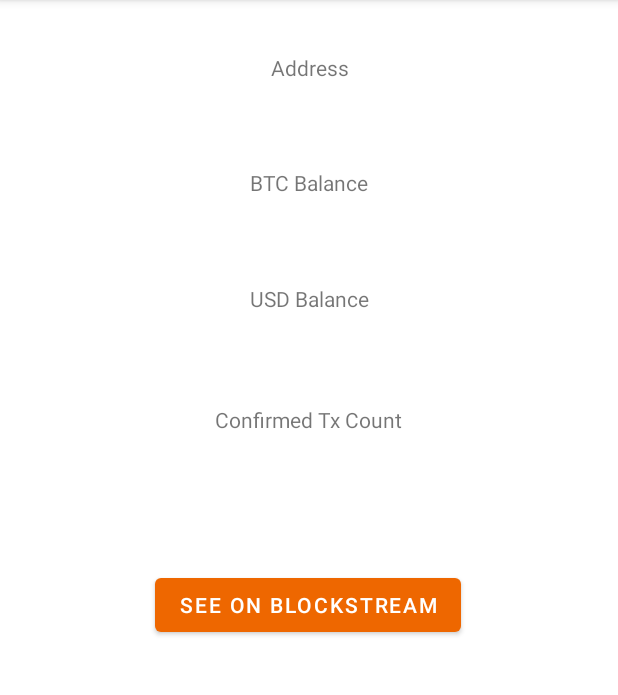
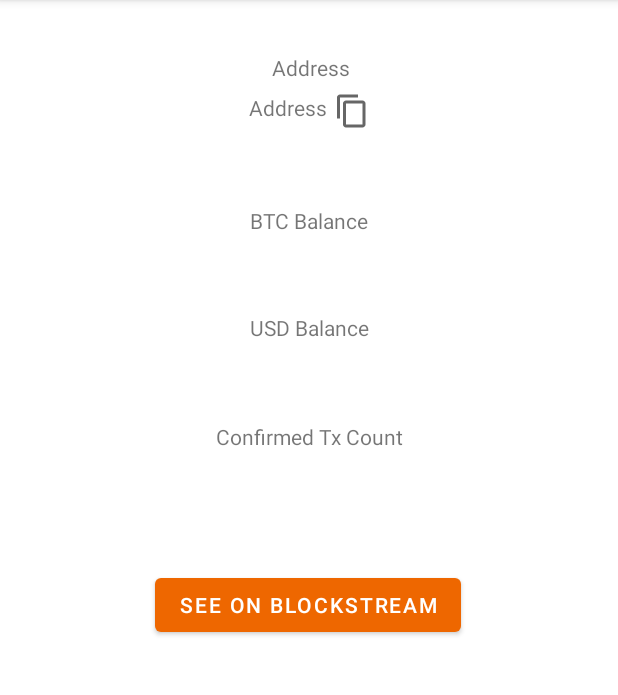
Before and after one commit to angelolamonaca/android_lollipop-BitcoinWalletTracker, an Android app: the WalletDetailsActivity screen opened directly, with no data from a screen before it, on a phone screen of 412 x 824 dp, the part 84-779 px from its top. Run offline under Robolectric (Android 15) with nearby library versions, the phone set to English and light mode, and no system bars; network calls fail; 5 statements that could not run were skipped.

Commit message:
Set common intents in wallet details activity

```diff
--- a/app/build.gradle
+++ b/app/build.gradle
@@ -29,8 +29,11 @@ android {
 
 dependencies {
     implementation 'com.android.volley:volley:1.2.1'
-    implementation 'com.google.code.gson:gson:2.8.6'
+    implementation 'com.google.code.gson:gson:2.8.9'
     implementation 'androidx.appcompat:appcompat:1.4.1'
+
+    // https://mvnrepository.com/artifact/com.google.code.gson/gson
+    implementation group: 'com.google.code.gson', name: 'gson', version: '2.8.9'
 
     implementation "androidx.swiperefreshlayout:swiperefreshlayout:1.1.0"
     implementation 'com.google.android.material:material:1.5.0'
--- a/app/src/main/java/com/angelolamonaca/myfirstapplication/Activities/MainActivity.java
+++ b/app/src/main/java/com/angelolamonaca/myfirstapplication/Activities/MainActivity.java
@@ -117,6 +117,8 @@ public class MainActivity extends AppCompatActivity implements SwipeRefreshLayou
                             df.setMaximumFractionDigits(2);
                             wallets[finalI].setWalletBalanceUSD(df.format(balanceBtc*btcPriceInUsd[0]));
 
+                            wallets[finalI].setConfirmedTxCount((Integer) data.get("tx_count"));
+
                             walletAdapter.notifyDataSetChanged();
 
                             Log.d("Debug", "Wallet address " + wallets[finalI].getWalletAddress() + " balance is " + wallets[finalI].getWalletBalanceBTC() + " bitcoin");
--- a/app/src/main/java/com/angelolamonaca/myfirstapplication/Activities/WalletDetailsActivity.java
+++ b/app/src/main/java/com/angelolamonaca/myfirstapplication/Activities/WalletDetailsActivity.java
@@ -1,17 +1,54 @@
 package com.angelolamonaca.myfirstapplication.Activities;
 
+import android.annotation.SuppressLint;
+import android.content.ClipData;
+import android.content.ClipboardManager;
+import android.content.Context;
+import android.content.Intent;
+import android.net.Uri;
 import android.os.Bundle;
+import android.view.View;
+import android.widget.Button;
+import android.widget.TextView;
 
 import androidx.appcompat.app.AppCompatActivity;
 
+import com.angelolamonaca.myfirstapplication.Models.Wallet;
 import com.angelolamonaca.myfirstapplication.R;
+import com.google.android.material.snackbar.Snackbar;
+import com.google.gson.Gson;
 
 public class WalletDetailsActivity extends AppCompatActivity {
 
 
+    @SuppressLint("SetTextI18n")
     @Override
     protected void onCreate(Bundle savedInstanceState) {
         super.onCreate(savedInstanceState);
         setContentView(R.layout.wallet_details);
+        Gson gson = new Gson();
+        Wallet wallet = gson.fromJson(getIntent().getSerializableExtra("Wallet").toString(), Wallet.class);
+        TextView detailsAddress = findViewById(R.id.details_address);
+        detailsAddress.setText(wallet.getWalletAddress());
+        detailsAddress.setOnClickListener(view -> {
+            ClipboardManager clipboard = (ClipboardManager) getSystemService(Context.CLIPBOARD_SERVICE);
+            ClipData clip = ClipData.newPlainText("wallet address", wallet.getWalletAddress());
+            clipboard.setPrimaryClip(clip);
+            Snackbar.make(view, "Address copied on clipboard", Snackbar.LENGTH_LONG)
+                    .setAction("Action", null).show();
+        });
+
+        TextView detailsBtcBalance = findViewById(R.id.details_btc_balance);
+        detailsBtcBalance.setText("BTC Balance\n" + wallet.getWalletBalanceBTC());
+        TextView detailsUsdBalance = findViewById(R.id.details_usd_balance);
+        detailsUsdBalance.setText("USD Balance\n" + wallet.getWalletBalanceUSD());
+        TextView detailsTxCount = findViewById(R.id.details_confirmed_tx_count);
+        detailsTxCount.setText("Confirmed Tx Count\n" + wallet.getConfirmedTxCount());
+        Button seeOnBlockstreamButton = findViewById(R.id.see_on_blockstream);
+        seeOnBlockstreamButton.setOnClickListener(view -> {
+            Intent browserIntent = new Intent(Intent.ACTION_VIEW, Uri.parse("https://blockstream.info/address/"+wallet.getWalletAddress()));
+            startActivity(browserIntent);
+        });
+
     }
 }
--- a/app/src/main/java/com/angelolamonaca/myfirstapplication/Adapters/WalletAdapter.java
+++ b/app/src/main/java/com/angelolamonaca/myfirstapplication/Adapters/WalletAdapter.java
@@ -3,6 +3,7 @@ package com.angelolamonaca.myfirstapplication.Adapters;
 import android.annotation.SuppressLint;
 import android.content.Context;
 import android.content.Intent;
+import android.os.Parcelable;
 import android.view.LayoutInflater;
 import android.view.View;
 import android.view.ViewGroup;
@@ -16,6 +17,9 @@ import com.angelolamonaca.myfirstapplication.Activities.WalletDetailsActivity;
 import com.angelolamonaca.myfirstapplication.Models.Wallet;
 import com.angelolamonaca.myfirstapplication.R;
 import com.google.android.material.snackbar.Snackbar;
+import com.google.gson.Gson;
+
+import org.json.JSONObject;
 
 public class WalletAdapter extends RecyclerView.Adapter<WalletAdapter.ViewHolder> {
 
@@ -44,6 +48,9 @@ public class WalletAdapter extends RecyclerView.Adapter<WalletAdapter.ViewHolder
         holder.textWalletBalanceUSD.setText(wallet.getWalletBalanceUSD() + " USD");
         holder.itemView.setOnClickListener(v -> {
             Intent intent = new Intent(context, WalletDetailsActivity.class);
+            Gson gson = new Gson();
+            String walletInString = gson.toJson(wallet);
+            intent.putExtra("Wallet", walletInString);
             context.startActivity(intent);
         });
     }
--- /dev/null
+++ b/app/src/main/res/drawable/ic_baseline_content_copy_24.xml
@@ -0,0 +1,10 @@
+<vector xmlns:android="http://schemas.android.com/apk/res/android"
+    android:width="24dp"
+    android:height="24dp"
+    android:viewportWidth="24"
+    android:viewportHeight="24"
+    android:tint="?attr/colorControlNormal">
+  <path
+      android:fillColor="@android:color/white"
+      android:pathData="M16,1L4,1c-1.1,0 -2,0.9 -2,2v14h2L4,3h12L16,1zM19,5L8,5c-1.1,0 -2,0.9 -2,2v14c0,1.1 0.9,2 2,2h11c1.1,0 2,-0.9 2,-2L21,7c0,-1.1 -0.9,-2 -2,-2zM19,21L8,21L8,7h11v14z"/>
+</vector>
--- a/app/src/main/res/layout/wallet_details.xml
+++ b/app/src/main/res/layout/wallet_details.xml
@@ -5,7 +5,7 @@
     android:layout_height="match_parent">
 
     <Button
-        android:id="@+id/button"
+        android:id="@+id/see_on_blockstream"
         android:layout_width="wrap_content"
         android:layout_height="wrap_content"
         android:text="@string/see_on_blockstream"
@@ -17,51 +17,69 @@
         app:layout_constraintVertical_bias="0.527" />
 
     <TextView
-        android:id="@+id/textView12"
+        android:id="@+id/details_address_label"
         android:layout_width="wrap_content"
         android:layout_height="wrap_content"
+        android:textAlignment="center"
         android:text="@string/address"
-        app:layout_constraintBottom_toTopOf="@+id/button"
+        app:layout_constraintBottom_toTopOf="@+id/see_on_blockstream"
         app:layout_constraintEnd_toEndOf="parent"
         app:layout_constraintHorizontal_bias="0.501"
         app:layout_constraintStart_toStartOf="parent"
         app:layout_constraintTop_toTopOf="parent"
-        app:layout_constraintVertical_bias="0.099" />
+        app:layout_constraintVertical_bias="0.099"/>
 
     <TextView
-        android:id="@+id/textView13"
+        android:id="@+id/details_address"
         android:layout_width="wrap_content"
         android:layout_height="wrap_content"
+        android:drawablePadding="5dp"
+        android:text="@string/address"
+        android:textAlignment="center"
+        app:drawableRightCompat="@drawable/ic_baseline_content_copy_24"
+        app:layout_constraintBottom_toTopOf="@+id/see_on_blockstream"
+        app:layout_constraintEnd_toEndOf="parent"
+        app:layout_constraintStart_toStartOf="parent"
+        app:layout_constraintTop_toBottomOf="@+id/details_address_label"
+        app:layout_constraintVertical_bias="0.024" />
+
+    <TextView
+        android:id="@+id/details_btc_balance"
+        android:layout_width="wrap_content"
+        android:layout_height="wrap_content"
+        android:textAlignment="center"
         android:text="@string/btc_balance"
-        app:layout_constraintBottom_toTopOf="@+id/button"
+        app:layout_constraintBottom_toTopOf="@+id/see_on_blockstream"
         app:layout_constraintEnd_toEndOf="parent"
         app:layout_constraintHorizontal_bias="0.501"
         app:layout_constraintStart_toStartOf="parent"
-        app:layout_constraintTop_toBottomOf="@+id/textView12"
+        app:layout_constraintTop_toBottomOf="@+id/details_address"
         app:layout_constraintVertical_bias="0.187" />
 
     <TextView
-        android:id="@+id/textView14"
+        android:id="@+id/details_usd_balance"
         android:layout_width="wrap_content"
         android:layout_height="wrap_content"
+        android:textAlignment="center"
         android:text="@string/usd_balance"
-        app:layout_constraintBottom_toTopOf="@+id/button"
+        app:layout_constraintBottom_toTopOf="@+id/see_on_blockstream"
         app:layout_constraintEnd_toEndOf="parent"
         app:layout_constraintHorizontal_bias="0.501"
         app:layout_constraintStart_toStartOf="parent"
-        app:layout_constraintTop_toBottomOf="@+id/textView13"
+        app:layout_constraintTop_toBottomOf="@+id/details_btc_balance"
         app:layout_constraintVertical_bias="0.255" />
 
     <TextView
-        android:id="@+id/textView15"
+        android:id="@+id/details_confirmed_tx_count"
         android:layout_width="wrap_content"
         android:layout_height="wrap_content"
+        android:textAlignment="center"
         android:text="@string/confirmed_tx_count"
-        app:layout_constraintBottom_toTopOf="@+id/button"
+        app:layout_constraintBottom_toTopOf="@+id/see_on_blockstream"
         app:layout_constraintEnd_toEndOf="parent"
         app:layout_constraintHorizontal_bias="0.501"
         app:layout_constraintStart_toStartOf="parent"
-        app:layout_constraintTop_toBottomOf="@+id/textView14"
+        app:layout_constraintTop_toBottomOf="@+id/details_usd_balance"
         app:layout_constraintVertical_bias="0.404" />
 
 
```
